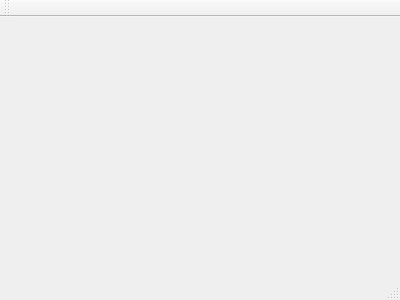
The window that src/mainwindow.ui (Rafostar/castnow-gui) describes before a commit, drawn with Qt 5.
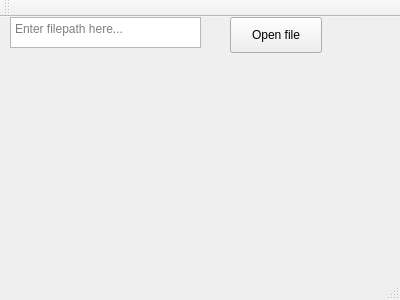
The same window after the commit.

Commit message: Created file path input

The edit to the form file:
```diff
--- a/src/mainwindow.ui
+++ b/src/mainwindow.ui
@@ -12,13 +12,67 @@
   <property name="windowTitle" >
    <string>MainWindow</string>
   </property>
-  <widget class="QMenuBar" name="menuBar" />
-  <widget class="QToolBar" name="mainToolBar" />
-  <widget class="QWidget" name="centralWidget" />
-  <widget class="QStatusBar" name="statusBar" />
+  <widget class="QWidget" name="centralWidget">
+   <widget class="QPlainTextEdit" name="plainTextEdit">
+    <property name="geometry">
+     <rect>
+      <x>10</x>
+      <y>0</y>
+      <width>191</width>
+      <height>31</height>
+     </rect>
+    </property>
+    <property name="inputMethodHints">
+     <set>Qt::ImhNone</set>
+    </property>
+    <property name="verticalScrollBarPolicy">
+     <enum>Qt::ScrollBarAlwaysOff</enum>
+    </property>
+    <property name="horizontalScrollBarPolicy">
+     <enum>Qt::ScrollBarAlwaysOff</enum>
+    </property>
+    <property name="sizeAdjustPolicy">
+     <enum>QAbstractScrollArea::AdjustIgnored</enum>
+    </property>
+    <property name="placeholderText">
+     <string>Enter filepath here...</string>
+    </property>
+   </widget>
+   <widget class="QPushButton" name="pushButton">
+    <property name="geometry">
+     <rect>
+      <x>230</x>
+      <y>0</y>
+      <width>92</width>
+      <height>36</height>
+     </rect>
+    </property>
+    <property name="text">
+     <string>Open file</string>
+    </property>
+   </widget>
+  </widget>
+  <widget class="QMenuBar" name="menuBar">
+   <property name="geometry">
+    <rect>
+     <x>0</x>
+     <y>0</y>
+     <width>400</width>
+     <height>28</height>
+    </rect>
+   </property>
+  </widget>
+  <widget class="QToolBar" name="mainToolBar">
+   <attribute name="toolBarArea">
+    <enum>TopToolBarArea</enum>
+   </attribute>
+   <attribute name="toolBarBreak">
+    <bool>false</bool>
+   </attribute>
+  </widget>
+  <widget class="QStatusBar" name="statusBar"/>
  </widget>
- <layoutDefault spacing="6" margin="11" />
- <pixmapfunction></pixmapfunction>
+ <layoutdefault spacing="6" margin="11"/>
  <resources/>
  <connections/>
 </ui>
```
Left out of the diff: 7 changed lines with no effect on the pictures.
